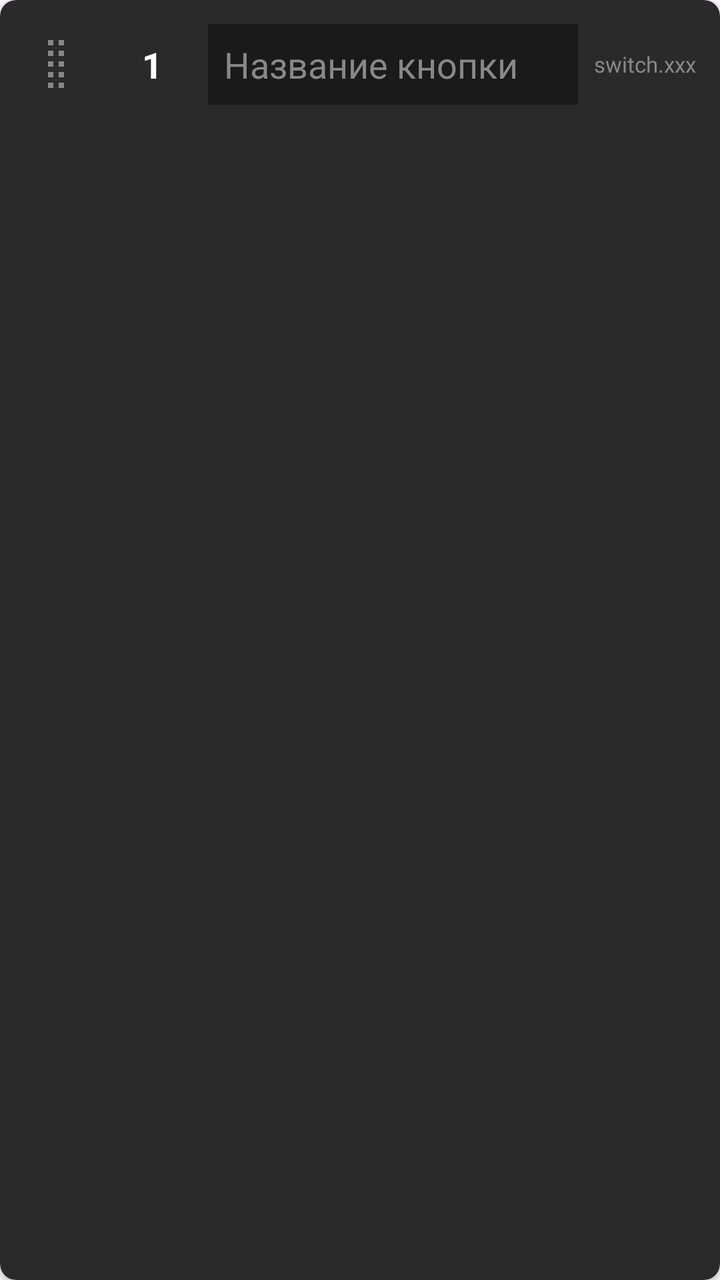
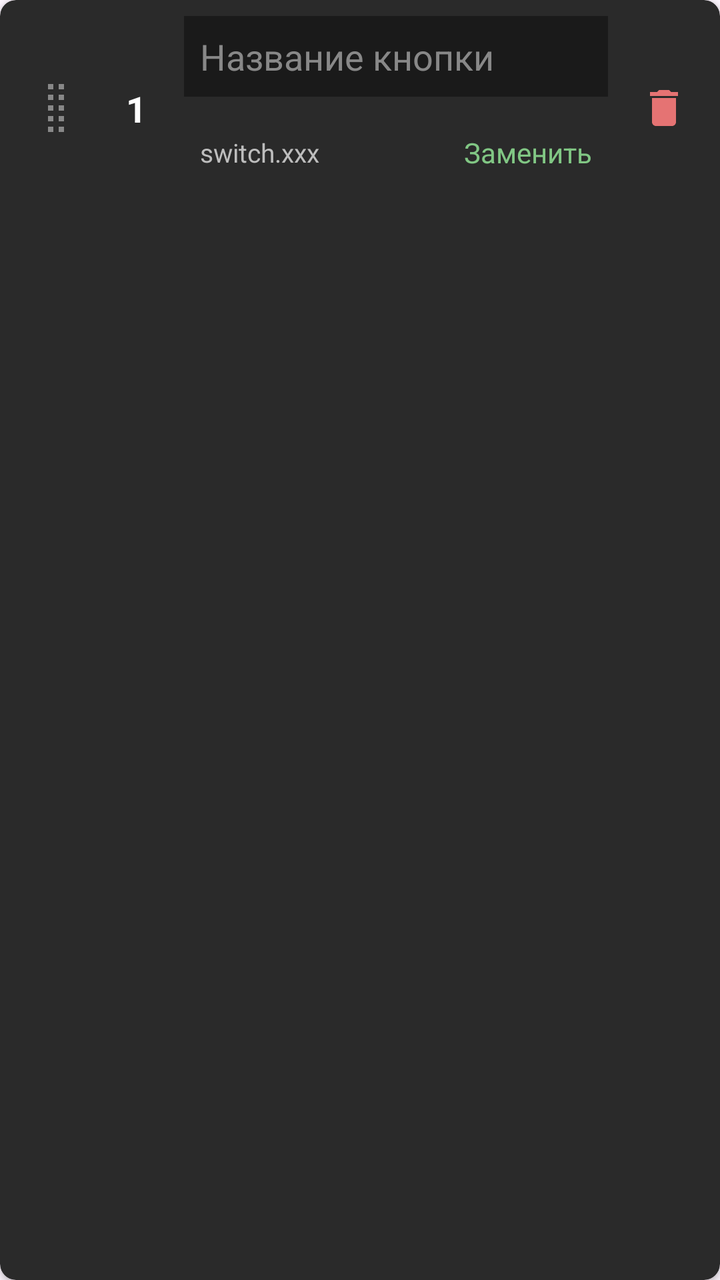

The first picture is an Android layout as it rendered before a commit; the second is the same layout after the commit. The layout source and the unified diff follow.
<!-- AndroidManifest.xml: application theme Theme.SmartHomeDashboard -->
<!-- res/layout/item_child_button_editor.xml -->
<?xml version="1.0" encoding="utf-8"?>
<androidx.cardview.widget.CardView xmlns:android="http://schemas.android.com/apk/res/android"
    xmlns:app="http://schemas.android.com/apk/res-auto"
    android:layout_width="match_parent"
    android:layout_height="wrap_content"
    android:layout_margin="4dp"
    app:cardBackgroundColor="#2A2A2A"
    app:cardCornerRadius="8dp"
    app:cardElevation="2dp">

    <LinearLayout
        android:layout_width="match_parent"
        android:layout_height="wrap_content"
        android:orientation="horizontal"
        android:padding="12dp"
        android:gravity="center_vertical">

        <ImageView
            android:id="@+id/ivDragHandle"
            android:layout_width="32dp"
            android:layout_height="32dp"
            android:src="@drawable/ic_drag_handle"
            app:tint="#888888"
            android:layout_marginEnd="12dp" />

        <TextView
            android:id="@+id/tvChildOrder"
            android:layout_width="40dp"
            android:layout_height="wrap_content"
            android:text="1"
            android:textColor="#FFFFFF"
            android:textSize="18sp"
            android:textStyle="bold"
            android:gravity="center" />

        <EditText
            android:id="@+id/etChildName"
            android:layout_width="0dp"
            android:layout_height="wrap_content"
            android:layout_weight="1"
            android:layout_marginStart="8dp"
            android:background="#1A1A1A"
            android:textColor="#FFFFFF"
            android:textColorHint="#888888"
            android:padding="8dp"
            android:hint="Название кнопки"
            android:maxLines="1" />

        <TextView
            android:id="@+id/tvChildEntityId"
            android:layout_width="wrap_content"
            android:layout_height="wrap_content"
            android:layout_marginStart="8dp"
            android:text="switch.xxx"
            android:textColor="#888888"
            android:textSize="11sp" />

    </LinearLayout>
</androidx.cardview.widget.CardView>
<!-- resources referenced by this layout -->
<resources>
  <!-- drawable ic_drag_handle (drawable) -->
  <vector xmlns:android="http://schemas.android.com/apk/res/android"
      android:width="24dp"
      android:height="24dp"
      android:viewportWidth="24"
      android:viewportHeight="24">
      <path
          android:fillColor="#FFFFFF"
          android:pathData="M9,3h2v2h-2zM13,3h2v2h-2zM9,7h2v2h-2zM13,7h2v2h-2zM9,11h2v2h-2zM13,11h2v2h-2zM9,15h2v2h-2zM13,15h2v2h-2zM9,19h2v2h-2zM13,19h2v2h-2z"/>
  </vector>
  <style name="Theme.SmartHomeDashboard" parent="Base.Theme.SmartHomeDashboard" />
  <style name="Base.Theme.SmartHomeDashboard" parent="Theme.Material3.DayNight.NoActionBar">
      </style>
</resources>

<!-- the commit's change to res/layout/item_child_button_editor.xml (unified diff, before → after) -->
@@ -12,7 +12,10 @@
         android:layout_width="match_parent"
         android:layout_height="wrap_content"
         android:orientation="horizontal"
-        android:padding="12dp"
+        android:paddingStart="12dp"
+        android:paddingTop="8dp"
+        android:paddingEnd="4dp"
+        android:paddingBottom="8dp"
         android:gravity="center_vertical">
 
         <ImageView
@@ -20,12 +23,13 @@
             android:layout_width="32dp"
             android:layout_height="32dp"
             android:src="@drawable/ic_drag_handle"
+            android:contentDescription="Перетащить"
             app:tint="#888888"
-            android:layout_marginEnd="12dp" />
+            android:layout_marginEnd="8dp" />
 
         <TextView
             android:id="@+id/tvChildOrder"
-            android:layout_width="40dp"
+            android:layout_width="32dp"
             android:layout_height="wrap_content"
             android:text="1"
             android:textColor="#FFFFFF"
@@ -33,27 +37,70 @@
             android:textStyle="bold"
             android:gravity="center" />
 
-        <EditText
-            android:id="@+id/etChildName"
+        <LinearLayout
             android:layout_width="0dp"
             android:layout_height="wrap_content"
             android:layout_weight="1"
             android:layout_marginStart="8dp"
-            android:background="#1A1A1A"
-            android:textColor="#FFFFFF"
-            android:textColorHint="#888888"
-            android:padding="8dp"
-            android:hint="Название кнопки"
-            android:maxLines="1" />
+            android:orientation="vertical">
 
-        <TextView
-            android:id="@+id/tvChildEntityId"
-            android:layout_width="wrap_content"
-            android:layout_height="wrap_content"
-            android:layout_marginStart="8dp"
-            android:text="switch.xxx"
-            android:textColor="#888888"
-            android:textSize="11sp" />
+            <EditText
+                android:id="@+id/etChildName"
+                android:layout_width="match_parent"
+                android:layout_height="wrap_content"
+                android:background="#1A1A1A"
+                android:textColor="#FFFFFF"
+                android:textColorHint="#888888"
+                android:padding="8dp"
+                android:hint="Название кнопки"
+                android:importantForAutofill="no"
+                android:inputType="text"
+                android:maxLines="1" />
+
+            
+            <LinearLayout
+                android:id="@+id/btnReplaceChild"
+                android:layout_width="match_parent"
+                android:layout_height="wrap_content"
+                android:layout_marginTop="4dp"
+                android:background="?attr/selectableItemBackground"
+                android:clickable="true"
+                android:focusable="true"
+                android:contentDescription="Заменить устройство"
+                android:gravity="center_vertical"
+                android:minHeight="48dp"
+                android:orientation="horizontal"
+                android:paddingStart="8dp"
+                android:paddingEnd="8dp">
+
+                <TextView
+                    android:id="@+id/tvChildEntityId"
+                    android:layout_width="0dp"
+                    android:layout_height="wrap_content"
+                    android:layout_weight="1"
+                    android:text="switch.xxx"
+                    android:textColor="#BDBDBD"
+                    android:textSize="13sp" />
+
+                <TextView
+                    android:layout_width="wrap_content"
+                    android:layout_height="wrap_content"
+                    android:layout_marginStart="8dp"
+                    android:text="Заменить"
+                    android:textColor="#81C784"
+                    android:textSize="14sp" />
+            </LinearLayout>
+        </LinearLayout>
+
+        <ImageButton
+            android:id="@+id/btnRemoveChild"
+            android:layout_width="48dp"
+            android:layout_height="48dp"
+            android:layout_marginStart="4dp"
+            android:background="?attr/selectableItemBackgroundBorderless"
+            android:contentDescription="Удалить кнопку из группы"
+            android:src="@drawable/ic_delete"
+            app:tint="#E57373" />
 
     </LinearLayout>
 </androidx.cardview.widget.CardView>
<!-- resource entries referenced after the edit -->
@@ -1,5 +1,15 @@
 <!-- resources referenced by this layout -->
 <resources>
+  <!-- drawable ic_delete (drawable) -->
+  <vector xmlns:android="http://schemas.android.com/apk/res/android"
+      android:width="24dp"
+      android:height="24dp"
+      android:viewportWidth="24"
+      android:viewportHeight="24">
+      <path
+          android:fillColor="#FFFFFFFF"
+          android:pathData="M6,19c0,1.1 0.9,2 2,2h8c1.1,0 2,-0.9 2,-2V7H6v12zM19,4h-3.5l-1,-1h-5l-1,1H5v2h14V4z" />
+  </vector>
   <!-- drawable ic_drag_handle (drawable) -->
   <vector xmlns:android="http://schemas.android.com/apk/res/android"
       android:width="24dp"
